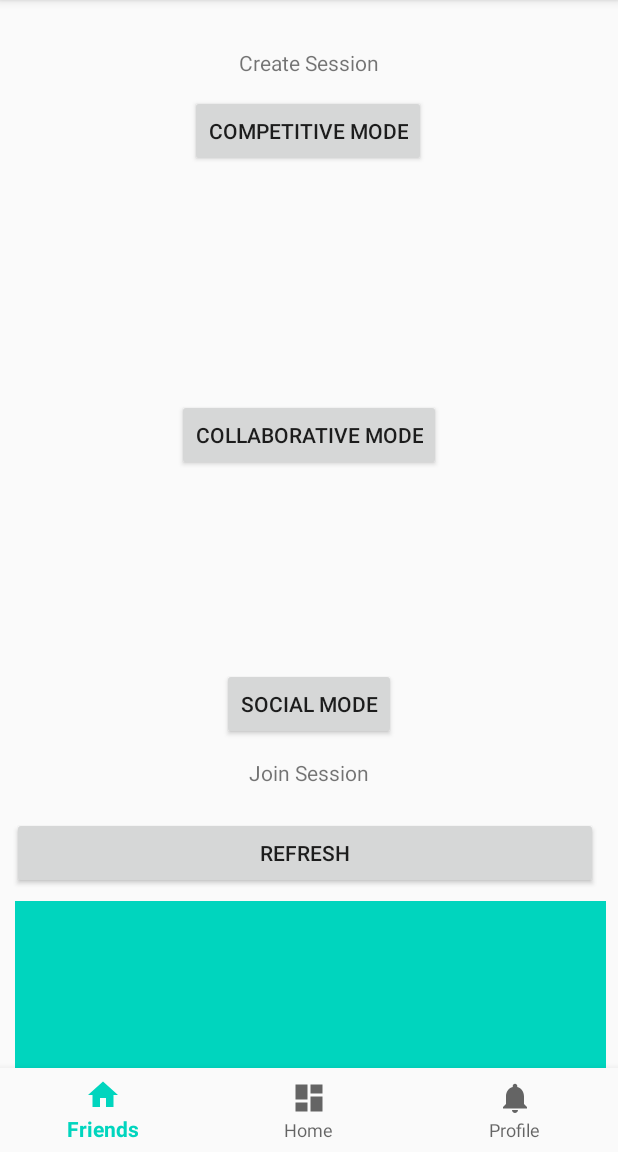
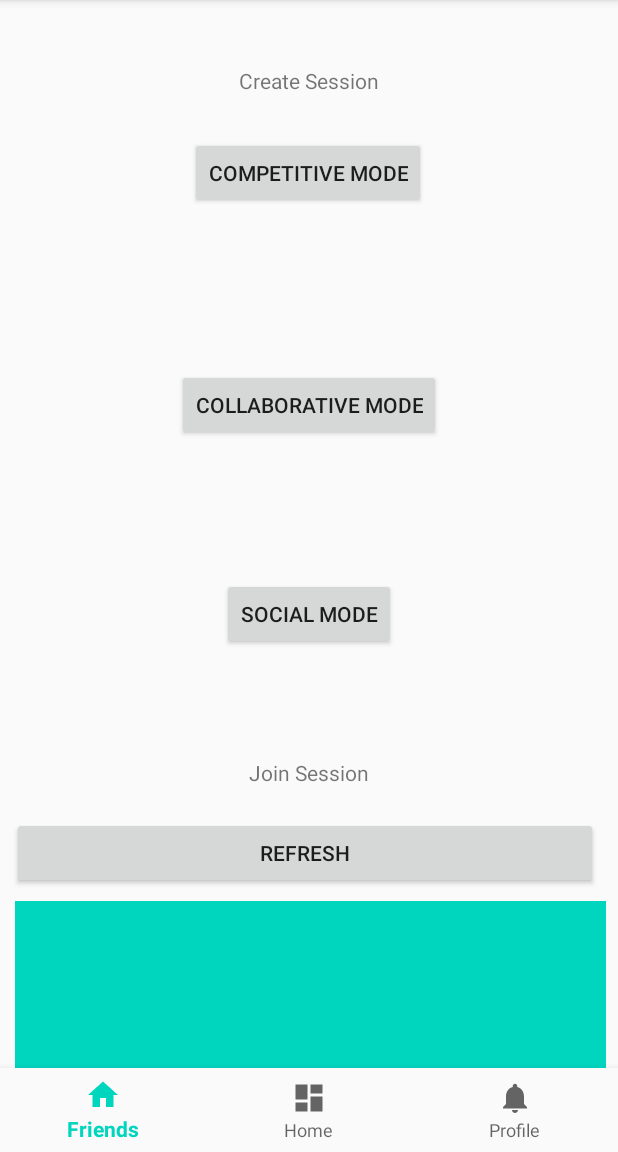
Before and after one commit to AzureDoritos/Pace-Pal, an Android app: the SessionFragment screen opened directly, with no data from a screen before it, on a phone screen of 412 x 824 dp, the part 84-1236 px from its top. Run offline under Robolectric (Android 15) with nearby library versions, the phone set to English and light mode, and no system bars; our stand-ins replace Firebase (no records; nobody signed in at launch, a user with empty details on screens opened directly).

```diff
--- a/app/src/main/java/com/group2/pacepal/SessionActivity.kt
+++ b/app/src/main/java/com/group2/pacepal/SessionActivity.kt
@@ -11,5 +11,7 @@ class SessionActivity : AppCompatActivity() {
 
         val sessionId = intent.getStringExtra("sessionID")
 
+
+
     }
 }
--- a/app/src/main/res/layout/session_menu.xml
+++ b/app/src/main/res/layout/session_menu.xml
@@ -11,7 +11,7 @@
         android:layout_width="wrap_content"
         android:layout_height="wrap_content"
         android:layout_marginStart="8dp"
-        android:layout_marginTop="12dp"
+        android:layout_marginTop="28dp"
         android:layout_marginEnd="8dp"
         android:text="Competitive Mode"
         app:layout_constraintEnd_toEndOf="parent"
@@ -40,7 +40,7 @@
         android:layout_height="wrap_content"
         android:layout_marginStart="8dp"
         android:layout_marginEnd="8dp"
-        android:layout_marginBottom="12dp"
+        android:layout_marginBottom="72dp"
         android:text="Social Mode"
         app:layout_constraintBottom_toTopOf="@+id/textView3"
         app:layout_constraintEnd_toEndOf="parent"
@@ -63,7 +63,7 @@
         android:layout_width="wrap_content"
         android:layout_height="wrap_content"
         android:layout_marginStart="8dp"
-        android:layout_marginTop="32dp"
+        android:layout_marginTop="44dp"
         android:layout_marginEnd="8dp"
         android:text="Create Session"
         app:layout_constraintEnd_toEndOf="parent"
```
